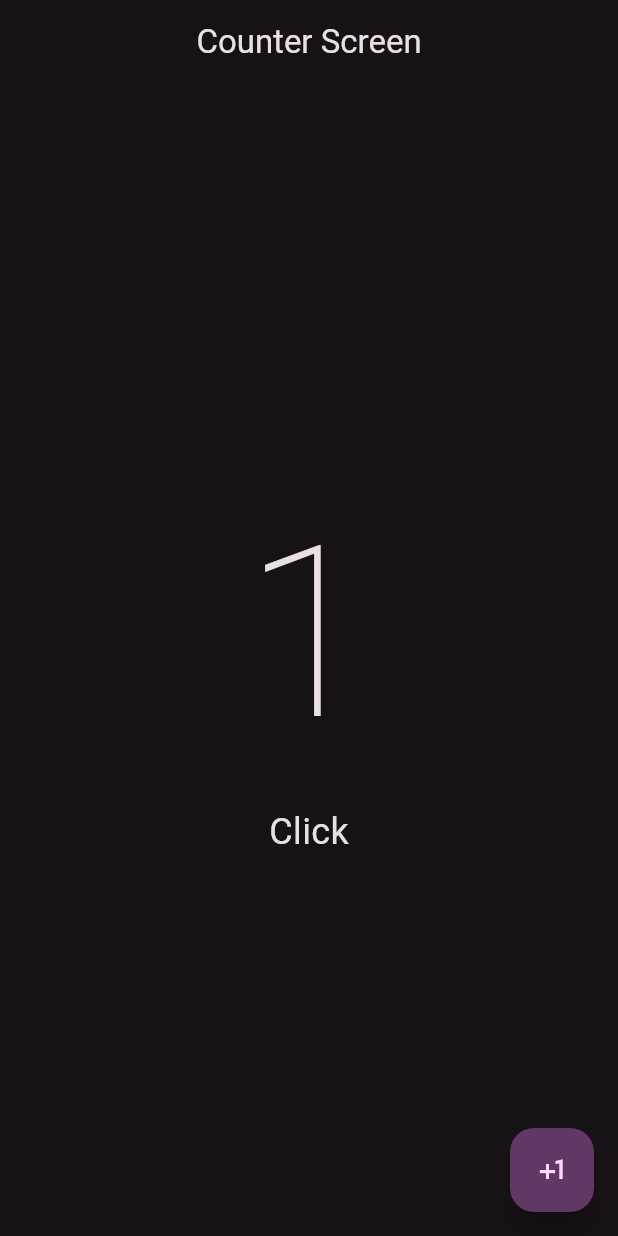
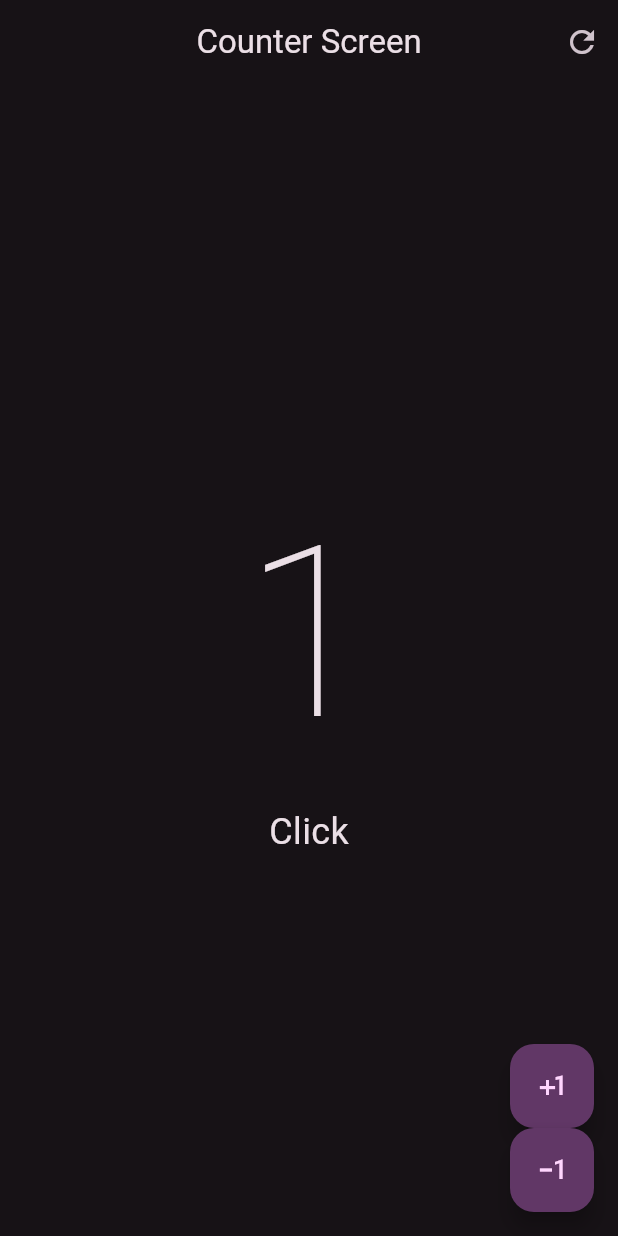
Before and after one commit to Julian1993ARG/learning_flutter, a Flutter app: the screen it shows after launch, after a tap on the "plus one" icon, on a phone screen of 412 x 824 dp. Run offline on Flutter 3.47's test engine with Material 3 defaults, Android fonts, the phone set to English and light mode, and no system bars.

Commit message:
add actions appbar and colum to floatingbuttons

```diff
--- a/lib/src/presentation/screens/counter_screen_.dart
+++ b/lib/src/presentation/screens/counter_screen_.dart
@@ -16,6 +16,16 @@ class _CounterScreenState extends State<CounterScreen> {
         appBar: AppBar(
           title: const Text("Counter Screen"),
           centerTitle: true,
+          actions: [
+            IconButton(
+              onPressed: () {
+                setState(() {
+                  _counter = 0;
+                });
+              },
+              icon: const Icon(Icons.refresh),
+            )
+          ],
         ),
         body: Center(
           child: Column(
@@ -24,16 +34,29 @@ class _CounterScreenState extends State<CounterScreen> {
               Text("$_counter",
                   style: const TextStyle(
                       fontSize: 160, fontWeight: FontWeight.w100)),
-               Text("Click${ _counter == 1 ? "" : "s" }", style: const TextStyle(fontSize: 24)),
+              Text("Click${_counter == 1 ? "" : "s"}",
+                  style: const TextStyle(fontSize: 24)),
             ],
           ),
         ),
-        floatingActionButton: FloatingActionButton(
-          onPressed: () {
-            _counter++;
-            setState(() {});
-          },
-          child: const Icon(Icons.plus_one),
+        floatingActionButton: Column(
+          mainAxisAlignment: MainAxisAlignment.end,
+          children: [
+            FloatingActionButton(
+              onPressed: () {
+                _counter++;
+                setState(() {});
+              },
+              child: const Icon(Icons.plus_one),
+            ),
+             FloatingActionButton(
+              onPressed: () {
+                if(_counter > 0) _counter--;
+                setState(() {});
+              },
+              child: const Icon(Icons.exposure_minus_1),
+            )
+          ],
         ));
   }
 }
```
